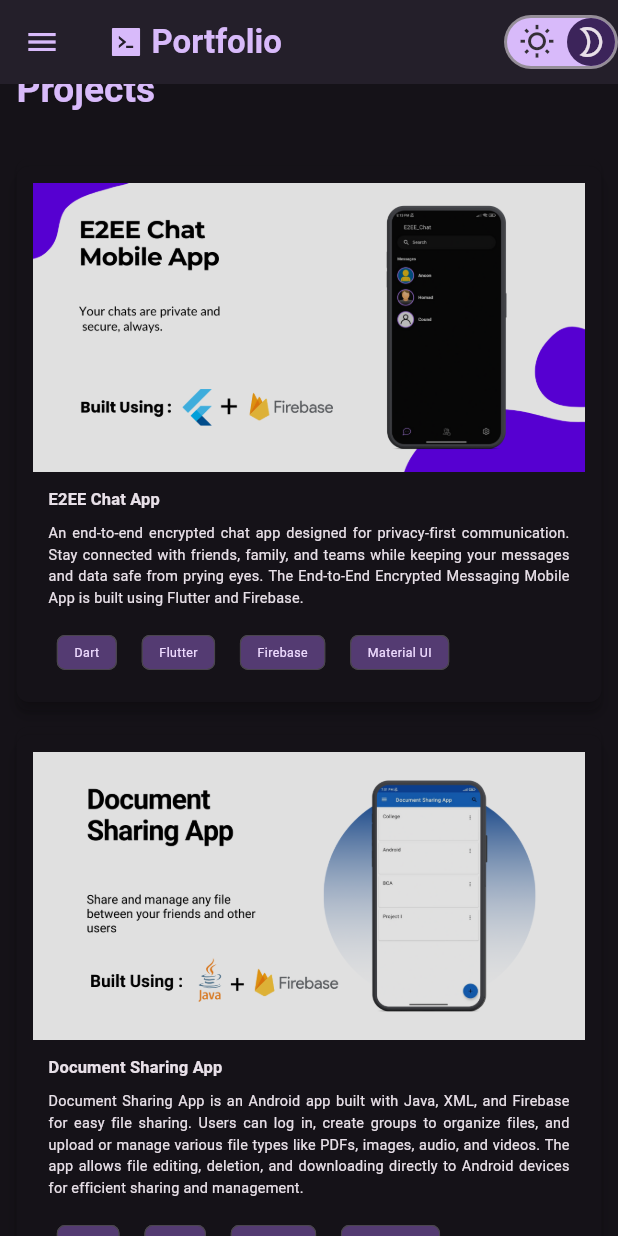
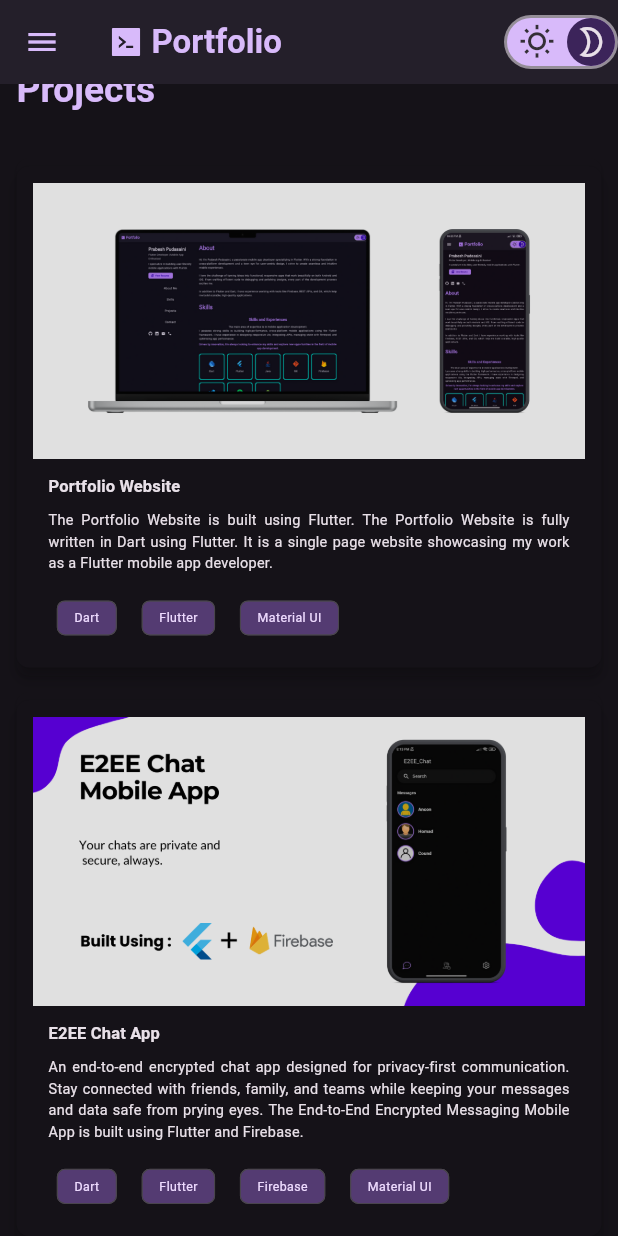
Before and after one commit to abb08/portfiolio, a Flutter app: the screen it shows after launch, scrolled down 1152 dp, on a phone screen of 412 x 824 dp. Run offline on Flutter 3.47's test engine with Material 3 defaults, Android fonts, the phone set to English and light mode, and no system bars; drawn by our look-alikes of animated_toggle_switch, sticky_headers; our stand-ins replace adaptive_theme, flex_color_scheme, font_awesome_flutter, icons_plus, lorem_ipsum, responsive_framework.

Commit message:
Update Projects

```diff
--- a/lib/constants/projects.dart
+++ b/lib/constants/projects.dart
@@ -1,6 +1,18 @@
 import 'package:portfolio/models/projects.dart';
 
 final List<Projects> projects = [
+  const Projects(
+    image: 'Portfolio Banner.png',
+    title: 'Portfolio Website',
+    description:
+        'The Portfolio Website is built using Flutter. The Portfolio Website is fully written in Dart using Flutter. It is a single page website showcasing my work as a Flutter mobile app developer.',
+    builtWith: [
+      'Dart',
+      'Flutter',
+      'Material UI',
+    ],
+    link: 'https://github.com/prabeshpudasaini/Portfolio',
+  ),
   const Projects(
     image: 'E2EE Chat App Promotion.png',
     title: 'E2EE Chat App',
```
Also changed, not shown: assets/images/Portfolio Banner.png (added).
